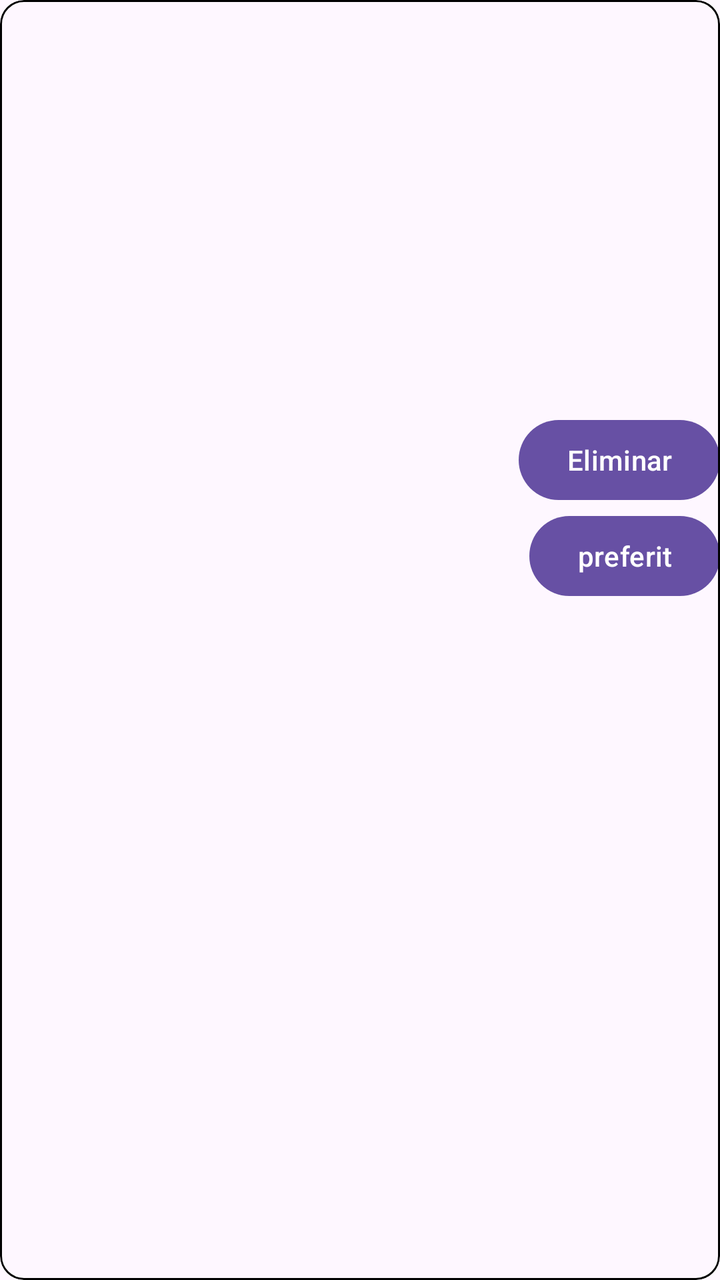
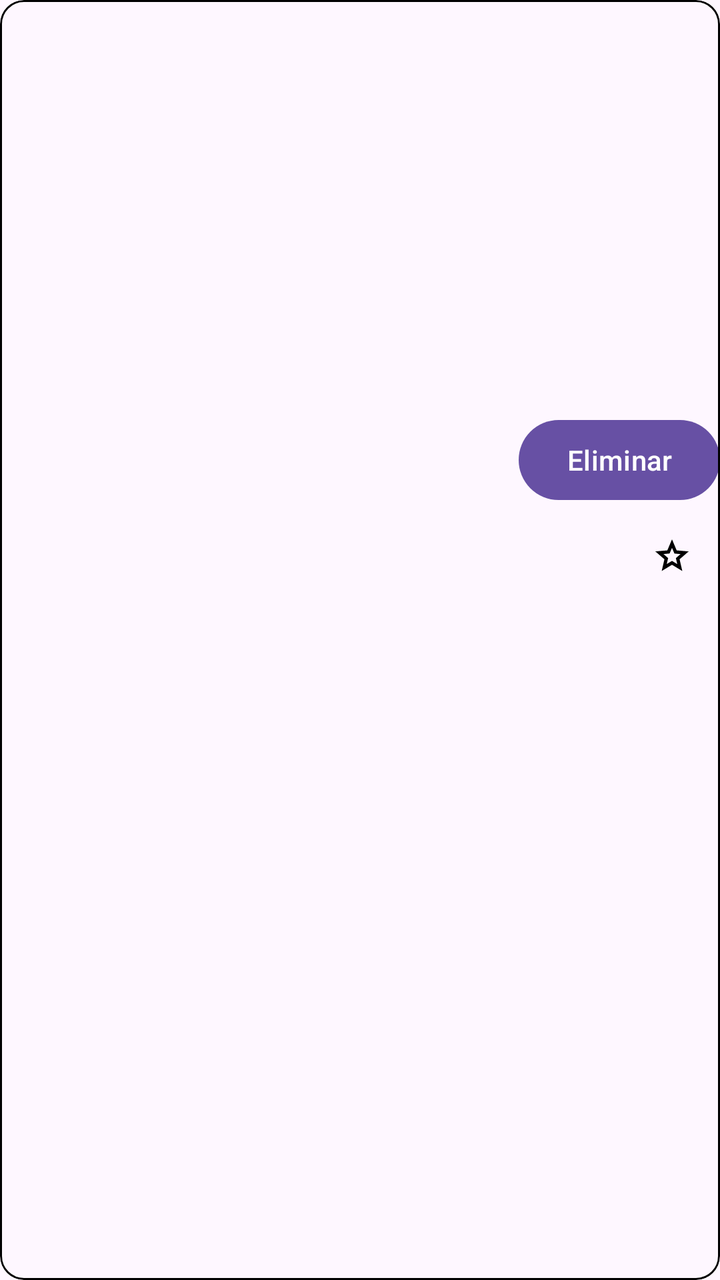

An Android layout rendered at two revisions. The XML below is the earlier revision; the diff shows what the commit changed to produce the second picture.
<!-- AndroidManifest.xml: application theme Theme.Viatges -->
<!-- res/layout/viatge_item.xml -->
<?xml version="1.0" encoding="utf-8"?>
<com.google.android.material.card.MaterialCardView xmlns:android="http://schemas.android.com/apk/res/android"
    xmlns:app="http://schemas.android.com/apk/res-auto"
    android:layout_width="match_parent"
    android:layout_height="wrap_content"
    android:layout_margin="16dp"
    android:padding="16dp"
    app:strokeColor="@color/black"
    app:strokeWidth="1dp">

    <androidx.constraintlayout.widget.ConstraintLayout
        android:layout_width="match_parent"
        android:layout_height="wrap_content">

        <ImageView
            android:id="@+id/imatge"
            android:layout_width="100dp"
            android:layout_height="100dp"
            android:layout_margin="16dp"
            app:layout_constraintBottom_toBottomOf="parent"
            app:layout_constraintStart_toStartOf="parent"
            app:layout_constraintTop_toTopOf="parent" />

        <TextView
            android:id="@+id/destinacio"
            android:layout_width="0dp"
            android:layout_height="wrap_content"
            android:layout_margin="16dp"
            app:layout_constraintEnd_toEndOf="parent"
            app:layout_constraintStart_toEndOf="@id/imatge"
            app:layout_constraintTop_toTopOf="@id/imatge" />

        <TextView
            android:id="@+id/data_sortida"
            android:layout_width="0dp"
            android:layout_height="wrap_content"
            android:layout_margin="16dp"
            app:layout_constraintEnd_toStartOf="@id/data_tornada"
            app:layout_constraintStart_toEndOf="@id/imatge"
            app:layout_constraintTop_toBottomOf="@id/destinacio" />


        <TextView
            android:id="@+id/data_tornada"
            android:layout_width="0dp"
            android:layout_height="wrap_content"
            android:layout_margin="16dp"
            app:layout_constraintEnd_toEndOf="parent"
            app:layout_constraintStart_toEndOf="@id/data_sortida"
            app:layout_constraintTop_toBottomOf="@id/destinacio" />

        <TextView
            android:id="@+id/preu"
            android:layout_width="50dp"
            android:layout_height="wrap_content"
            android:layout_margin="16dp"
            app:layout_constraintEnd_toEndOf="parent"
            app:layout_constraintTop_toBottomOf="@id/data_tornada" />

        <Button
            android:id="@+id/delete"
            android:layout_width="wrap_content"
            android:layout_height="wrap_content"
            android:text="Eliminar"
            app:layout_constraintEnd_toEndOf="parent"
            app:layout_constraintTop_toBottomOf="@id/preu" />
        <Button
            android:id="@+id/preferit"
            android:layout_width="wrap_content"
            android:layout_height="wrap_content"
            android:text="preferit"
            app:layout_constraintEnd_toEndOf="parent"
            app:layout_constraintTop_toBottomOf="@id/delete" />

    </androidx.constraintlayout.widget.ConstraintLayout>

</com.google.android.material.card.MaterialCardView>
<!-- resources referenced by this layout -->
<resources>
  <color name="black">#FF000000</color>
  <style name="Theme.Viatges" parent="Base.Theme.Viatges" />
  <style name="Base.Theme.Viatges" parent="Theme.Material3.DayNight.NoActionBar">
          
          
      </style>
</resources>

<!-- the commit's change to res/layout/viatge_item.xml (unified diff, before → after) -->
@@ -64,11 +64,14 @@
             android:text="Eliminar"
             app:layout_constraintEnd_toEndOf="parent"
             app:layout_constraintTop_toBottomOf="@id/preu" />
+
         <Button
+            style="@style/Widget.Material3.Button.IconButton"
+            app:icon="@drawable/star"
+            app:iconTint="@color/black"
             android:id="@+id/preferit"
             android:layout_width="wrap_content"
             android:layout_height="wrap_content"
-            android:text="preferit"
             app:layout_constraintEnd_toEndOf="parent"
             app:layout_constraintTop_toBottomOf="@id/delete" />
 
<!-- resource entries referenced after the edit -->
@@ -1,6 +1,15 @@
 <!-- resources referenced by this layout -->
 <resources>
   <color name="black">#FF000000</color>
+  <!-- drawable star (drawable) -->
+  <vector xmlns:android="http://schemas.android.com/apk/res/android"
+      android:width="24dp"
+      android:height="24dp"
+      android:viewportWidth="24"
+      android:viewportHeight="24">
+      <path android:fillColor="@android:color/black"
+          android:pathData="M8.85,16.83L12,14.93l3.15,1.93l-0.82-3.6l2.78-2.4l-3.65-0.33L12,7.13L10.55,10.5L6.9,10.83l2.78,2.43L8.85,16.83ZM5.83,21l1.63-7.03L2,9.25L9.2,8.63L12,2l2.8,6.63L22,9.25l-5.45,4.72L18.18,21L12,17.27L5.83,21ZM12,12.25Z"/>
+  </vector>
   <style name="Theme.Viatges" parent="Base.Theme.Viatges" />
   <style name="Base.Theme.Viatges" parent="Theme.Material3.DayNight.NoActionBar">
           
